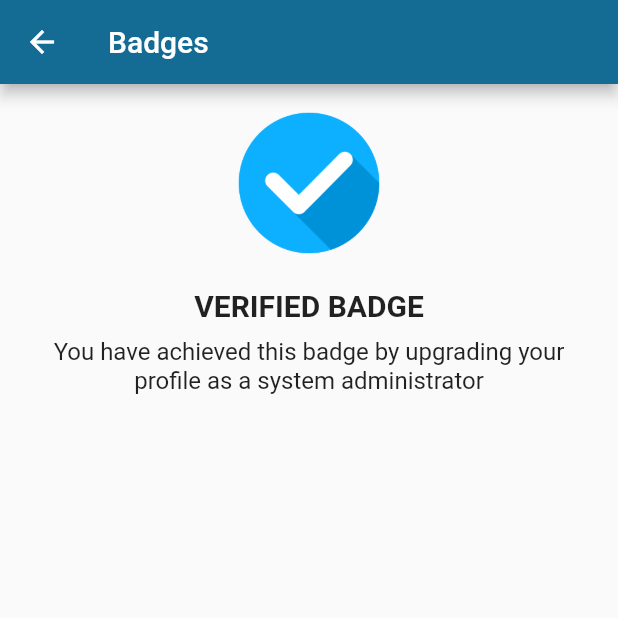
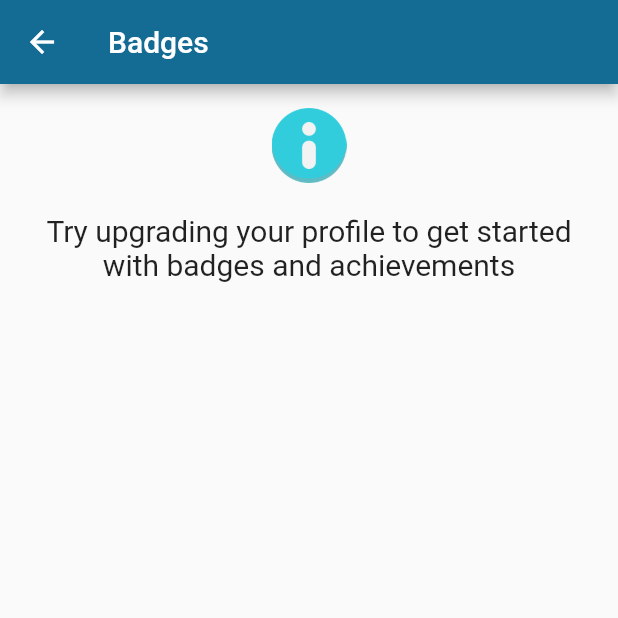
Before and after one commit to Harish3000/shades-app-flutter-project, a Flutter app: the BadgesPage screen opened directly, on a phone screen of 412 x 824 dp, the top half of it. Run offline on Flutter 3.47's test engine with Material 2 defaults, Android fonts, the phone set to English and light mode, and no system bars; our stand-ins replace cloud_firestore, firebase_auth, firebase_core, flutter_rating_bar; accounts and stored records are empty.

Commit message:
Badges page created
Badges page created with separate badges for users and leaders

```diff
--- a/shades/lib/features/community_mgt/BadgesPage.dart
+++ b/shades/lib/features/community_mgt/BadgesPage.dart
@@ -2,33 +2,19 @@ import 'package:flutter/material.dart';
 import 'package:firebase_auth/firebase_auth.dart';
 import 'package:cloud_firestore/cloud_firestore.dart';
 
-class Badge {
-  final String imageAsset;
-  final String mainText;
-  final String subText;
-
-  Badge(
-      {required this.imageAsset,
-      required this.mainText,
-      required this.subText});
-}
-
 class BadgesPage extends StatelessWidget {
   final User? user = FirebaseAuth.instance.currentUser;
 
-  Future<List<Badge>> _getUserBadges() async {
-    // Fetch user badges from Firestore and return a list of Badge objects
-    // Example:
-    List<Badge> badges = [
-      Badge(
-        imageAsset: 'assets/community/profile images/verified.png',
-        mainText: 'VERIFIED BADGE',
-        subText:
-            'You have achieved this badge by upgrading your profile as a system administrator',
-      ),
-      // Add more badges here as needed
-    ];
-    return badges;
+  Future<String> _getUserRole() async {
+    if (user != null) {
+      DocumentSnapshot<Map<String, dynamic>> userDocument =
+          await FirebaseFirestore.instance
+              .collection('users')
+              .doc(user!.uid)
+              .get();
+      return userDocument['role'] ?? 'user'; // Default role is 'user'
+    }
+    return 'user'; // Default role is 'user' if the user is not logged in
   }
 
   @override
@@ -39,50 +25,72 @@ class BadgesPage extends StatelessWidget {
         backgroundColor: const Color(0xFF146C94),
       ),
       body: Center(
-        child: FutureBuilder<List<Badge>>(
-          future: _getUserBadges(),
+        child: FutureBuilder<String>(
+          future: _getUserRole(),
           builder: (context, snapshot) {
             if (snapshot.connectionState == ConnectionState.waiting) {
-              return CircularProgressIndicator();
+              return CircularProgressIndicator(); // Loading indicator while fetching data
             } else {
               if (snapshot.hasError) {
-                return Text('Error loading user badges.');
+                return Text('Error loading user role.'); // Handle error state
               } else {
-                List<Badge> badges = snapshot.data ?? [];
-                if (badges.isEmpty) {
-                  return Text(
-                      'Try upgrading your profile to get started with badges and achievements',
-                      textAlign: TextAlign.center);
-                } else {
-                  return ListView.builder(
-                    itemCount: badges.length,
-                    itemBuilder: (context, index) {
-                      Badge badge = badges[index];
+                String userRole =
+                    snapshot.data ?? 'user'; // Default role is 'user'
+                if (userRole == 'leader') {
                   return Padding(
                     padding: const EdgeInsets.all(16.0),
+                    child: Center(
                       child: Column(
+                        crossAxisAlignment: CrossAxisAlignment.center,
                         children: [
                           Image.asset(
-                              badge.imageAsset,
-                              width: 100,
-                              height: 100,
+                            'assets/community/profile images/verified.png',
+                            width: 100, // Set width of the image
+                            height: 100, // Set height of the image
                           ),
-                            SizedBox(height: 20),
+                          SizedBox(
+                              height: 20), // Add spacing between image and text
                           Text(
-                              badge.mainText,
+                            'VERIFIED BADGE',
                             style: TextStyle(
-                                  fontWeight: FontWeight.bold, fontSize: 20),
+                              fontWeight: FontWeight.bold,
+                              fontSize: 20,
+                            ),
+                            textAlign: TextAlign.center,
                           ),
                           SizedBox(height: 10),
                           Text(
-                              badge.subText,
+                            'You have achieved this badge by upgrading your profile as a system administrative',
                             style: TextStyle(fontSize: 16),
                             textAlign: TextAlign.center,
                           ),
                         ],
                       ),
+                    ),
                   );
-                    },
+                } else {
+                  return Padding(
+                    padding: const EdgeInsets.all(16.0),
+                    child: Center(
+                      child: Column(
+                        crossAxisAlignment: CrossAxisAlignment.center,
+                        children: [
+                          Image.asset(
+                            'assets/community/community images/badges/info.png',
+                            width: 50, // Set width of the image
+                            height: 50, // Set height of the image
+                          ),
+                          SizedBox(height: 20),
+                          Text(
+                            'Try upgrading your profile to get started with badges and achievements',
+                            style: TextStyle(
+                              fontSize: 20,
+                            ),
+                            textAlign: TextAlign.center,
+                          ),
+                        ],
+                      ),
+                    ),
                   );
                 }
               }
@@ -93,5 +101,3 @@ class BadgesPage extends StatelessWidget {
     );
   }
 }
-
-void main() => runApp(MaterialApp(home: BadgesPage()));
```
Also changed, not shown: shades/pubspec.yaml (+7 -0 lines), shades/assets/community/community images/badges/info.png (added). Lines whose indentation alone changed are shown as unchanged.
